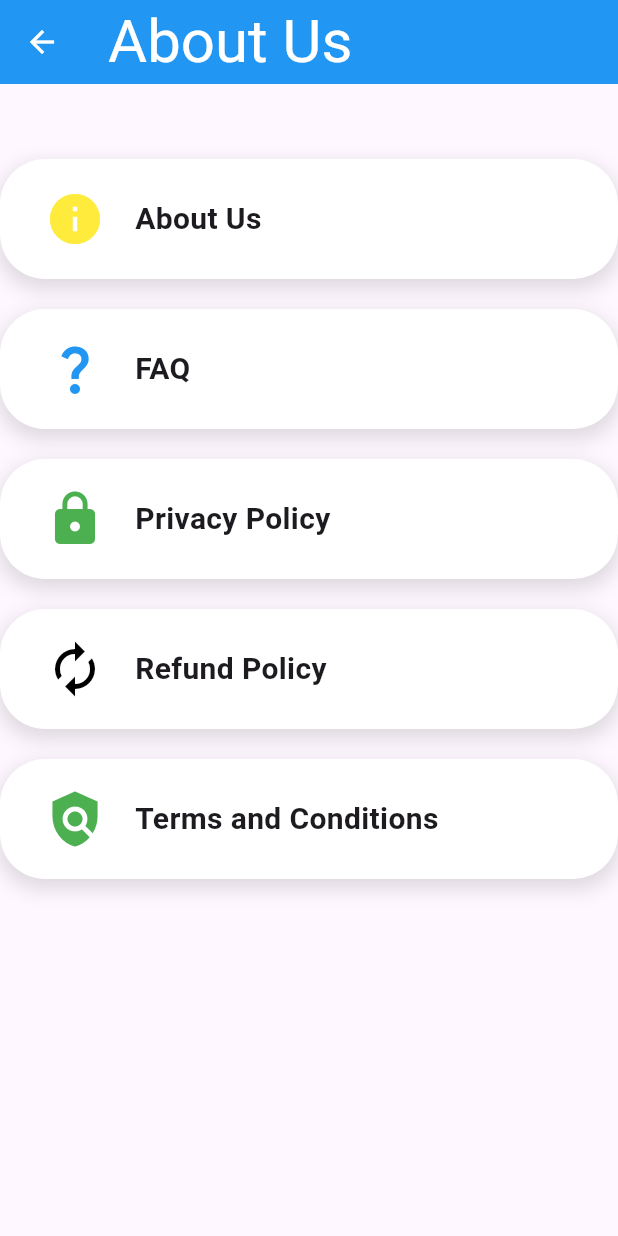
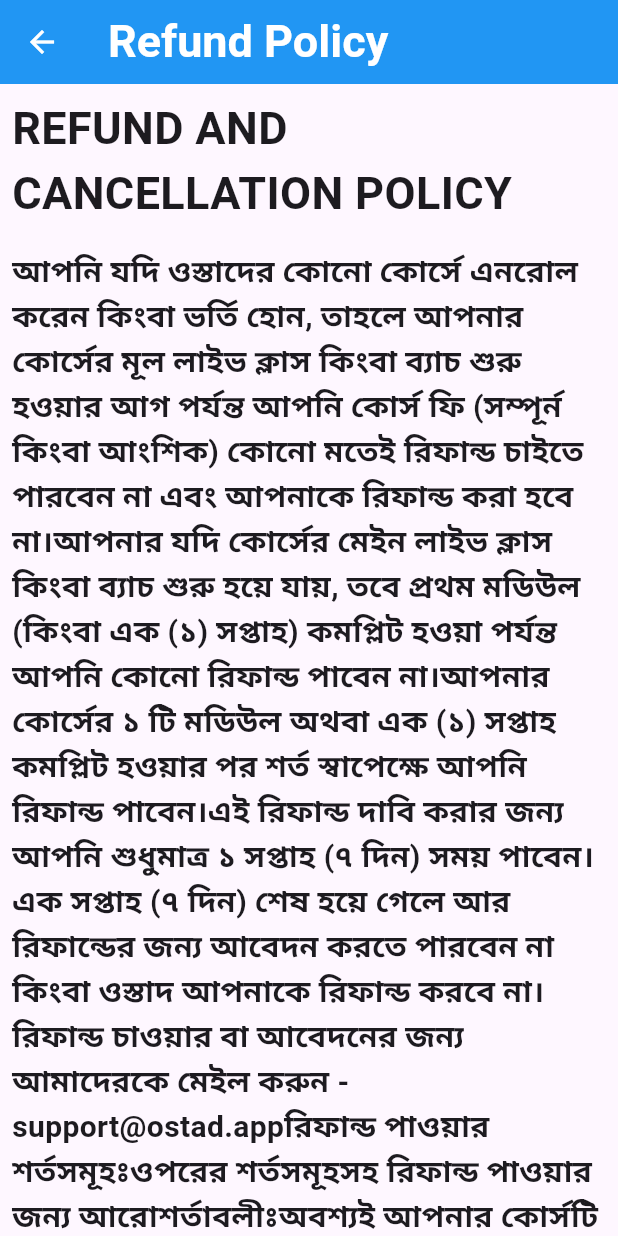
Before and after one commit to fahimabirinfo/1st_App, a Flutter app: the aboutUs screen opened directly, after a tap on "Refund Policy", on a phone screen of 412 x 824 dp. Run offline on Flutter 3.47's test engine with Material 3 defaults, Android fonts, the phone set to English and light mode, and no system bars; network calls fail.

Commit message:
4th update

```diff
--- a/lib/aboutUs.dart
+++ b/lib/aboutUs.dart
@@ -1,6 +1,7 @@
 import 'package:flutter/material.dart';
 import 'package:myapp/page1.dart';
 import 'package:myapp/page2.dart';
+import 'package:myapp/page3.dart';
 
 class aboutUs extends StatelessWidget {
   const aboutUs({super.key});
@@ -107,7 +108,9 @@ class aboutUs extends StatelessWidget {
             ),
             SizedBox(height: 20,),
             GestureDetector(
-              onTap: (){},
+              onTap: (){
+                Navigator.of(context).push(MaterialPageRoute(builder: (context) => page3()));
+              },
               child: Container(
                 height: 80,
                 width: double.infinity,
@@ -157,7 +160,6 @@ class aboutUs extends StatelessWidget {
                     Icon(Icons.policy,size: 40,color: Colors.green,),
                     SizedBox(width: 20,),
                     Text('Terms and Conditions',style: TextStyle(fontSize: 20,fontWeight: FontWeight.bold),),
-                    //hello world
                   ],
                 ),
               ),
--- a/lib/homePage.dart
+++ b/lib/homePage.dart
@@ -163,7 +163,6 @@ class homePage extends StatelessWidget {
           }
           if(index == 2){
             Navigator.of(context).push(MaterialPageRoute(builder: (context) => aboutUs()));
-
           }
         },
       ),
--- a/lib/logInPage.dart
+++ b/lib/logInPage.dart
@@ -37,7 +37,6 @@ class logInPage extends StatelessWidget {
                   Navigator.of(context).push(MaterialPageRoute(builder: (context) => homePage()));
                 },
                 child: Text('Submit',style: TextStyle(color: Colors.white,fontSize: 30),),),),
-            //hello world
           ],
         ),
       ),
--- a/lib/main.dart
+++ b/lib/main.dart
@@ -2,6 +2,7 @@ import 'package:flutter/cupertino.dart';
 import 'package:flutter/material.dart';
 import 'package:myapp/page1.dart';
 import 'package:myapp/page2.dart';
+import 'package:myapp/page3.dart';
 import 'homePage.dart';
 import 'aboutUs.dart';
 import 'profilePage.dart';
@@ -19,7 +20,6 @@ class MyApp extends StatelessWidget {
     return MaterialApp(
       debugShowCheckedModeBanner: false,
       home: homePage(),
-      //hello world
     );
   }
 }
--- a/lib/page1.dart
+++ b/lib/page1.dart
@@ -7,7 +7,9 @@ class page1 extends StatelessWidget {
   Widget build(BuildContext context) {
     return Scaffold(
       appBar: AppBar(
-        title: Text('About Us',style: TextStyle(fontWeight: FontWeight.bold,fontSize: 30),),
+        iconTheme: IconThemeData(color: Colors.white),
+        backgroundColor: Colors.blue,
+        title: Text('About Us',style: TextStyle(fontWeight: FontWeight.bold,fontSize: 30,color: Colors.white),),
       ),
       body: SingleChildScrollView(
         child: Column(
@@ -52,7 +54,6 @@ class page1 extends StatelessWidget {
                 Icon(Icons.location_on,size: 30,),
                 SizedBox(width: 20,),
                 Text('D-6/a, Mirpur-12, Dhaka-1216',style: TextStyle(fontSize: 20),),
-                //hello world
               ],
             ),
           ],
--- a/lib/page2.dart
+++ b/lib/page2.dart
@@ -7,7 +7,9 @@ class page2 extends StatelessWidget {
   Widget build(BuildContext context) {
     return Scaffold(
       appBar: AppBar(
-        title: Text('Privacy Policy',style: TextStyle(fontSize: 30,fontWeight: FontWeight.bold),),
+        iconTheme: IconThemeData(color: Colors.white),
+        backgroundColor: Colors.blue,
+        title: Text('Privacy Policy',style: TextStyle(fontSize: 30,fontWeight: FontWeight.bold,color: Colors.white),),
       ),
       body: SingleChildScrollView(
         child: Column(
@@ -37,7 +39,6 @@ class page2 extends StatelessWidget {
                   '"Personal Information" Refers to any personally identifiable information that We may collect from You.'
                   '"Third Parties" - Refers to any website, company, or individual apart from the user and the creator of the Website.',style: TextStyle(fontSize: 20),),
             ),
-            //hello world
           ],
         ),
       ),
--- /dev/null
+++ b/lib/page3.dart
@@ -0,0 +1,40 @@
+import 'package:flutter/material.dart';
+
+class page3 extends StatelessWidget {
+  const page3({super.key});
+
+  @override
+  Widget build(BuildContext context) {
+    return Scaffold(
+      appBar: AppBar(
+        iconTheme: IconThemeData(color: Colors.white),
+        backgroundColor: Colors.blue,
+        title: Text('Refund Policy',style: TextStyle(fontSize: 30,fontWeight: FontWeight.bold,color: Colors.white),),
+      ),
+      body: SingleChildScrollView(
+        child: Column(
+          children: [
+            Padding(
+              padding: const EdgeInsets.all(8.0),
+              child: Text('REFUND AND CANCELLATION POLICY',style: TextStyle(fontSize: 30,fontWeight: FontWeight.bold),),
+            ),
+            Padding(
+              padding: const EdgeInsets.all(8.0),
+              child: Text('আপনি যদি ওস্তাদের কোনো কোর্সে এনরোল করেন কিংবা ভর্তি হোন, '
+                  'তাহলে আপনার কোর্সের মূল লাইভ ক্লাস কিংবা ব্যাচ শুরু হওয়ার আগ পর্যন্ত আপনি কোর্স ফি (সম্পূর্ন কিংবা আংশিক) কোনো মতেই রিফান্ড চাইতে পারবেন না এবং আপনাকে রিফান্ড করা হবে না।'
+                  'আপনার যদি কোর্সের মেইন লাইভ ক্লাস কিংবা ব্যাচ শুরু হয়ে যায়, তবে প্রথম মডিউল (কিংবা এক (১) সপ্তাহ) কমপ্লিট হওয়া পর্যন্ত আপনি কোনো রিফান্ড পাবেন না।'
+                  'আপনার কোর্সের ১ টি মডিউল অথবা এক (১) সপ্তাহ কমপ্লিট হওয়ার পর শর্ত স্বাপেক্ষে আপনি রিফান্ড পাবেন।'
+                  'এই রিফান্ড দাবি করার জন্য আপনি শুধুমাত্র ১ সপ্তাহ (৭ দিন) সময় পাবেন। এক সপ্তাহ (৭ দিন) শেষ হয়ে গেলে আর রিফান্ডের জন্য আবেদন করতে পারবেন না কিংবা ওস্তাদ আপনাকে রিফান্ড করবে না।'
+                  'রিফান্ড চাওয়ার বা আবেদনের জন্য আমাদেরকে মেইল করুন - support@ostad.app'
+                  'রিফান্ড পাওয়ার শর্তসমূহঃ'
+                  'ওপরের শর্তসমূহসহ রিফান্ড পাওয়ার জন্য আরো'
+                  'শর্তাবলীঃ'
+                  'অবশ্যই আপনার কোর্সটি যদি সম্পূর্ন পেমেন্ট করা থাকে তবেই আপনি রিফান্ডের আবেদন করতে পারবেন।'
+                  '* রিফান্ড পাওয়ার জন্য অবশ্যই যথাযথ কারন প্রদর্শন করতে হবে।',style: TextStyle(fontWeight: FontWeight.bold,fontSize: 20),),
+            ),
+          ],
+        ),
+      ),
+    );
+  }
+}
--- a/lib/profilePage.dart
+++ b/lib/profilePage.dart
@@ -1,4 +1,5 @@
 import 'package:flutter/material.dart';
+
 
 class profilePage extends StatelessWidget {
   const profilePage({super.key});
```
